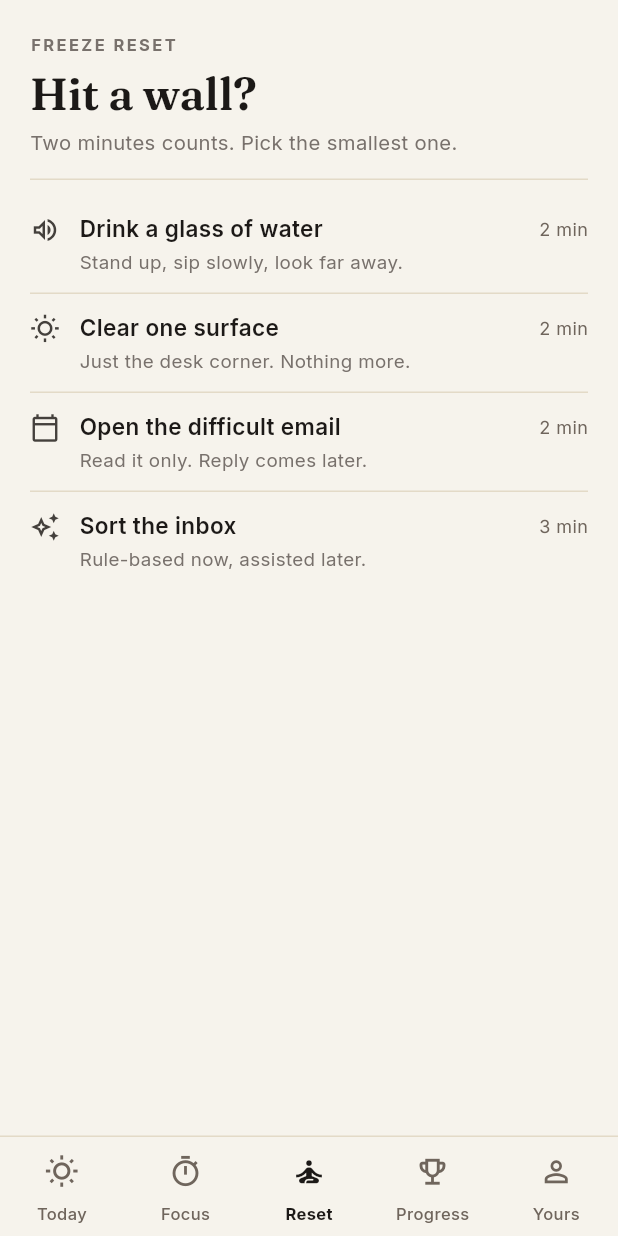
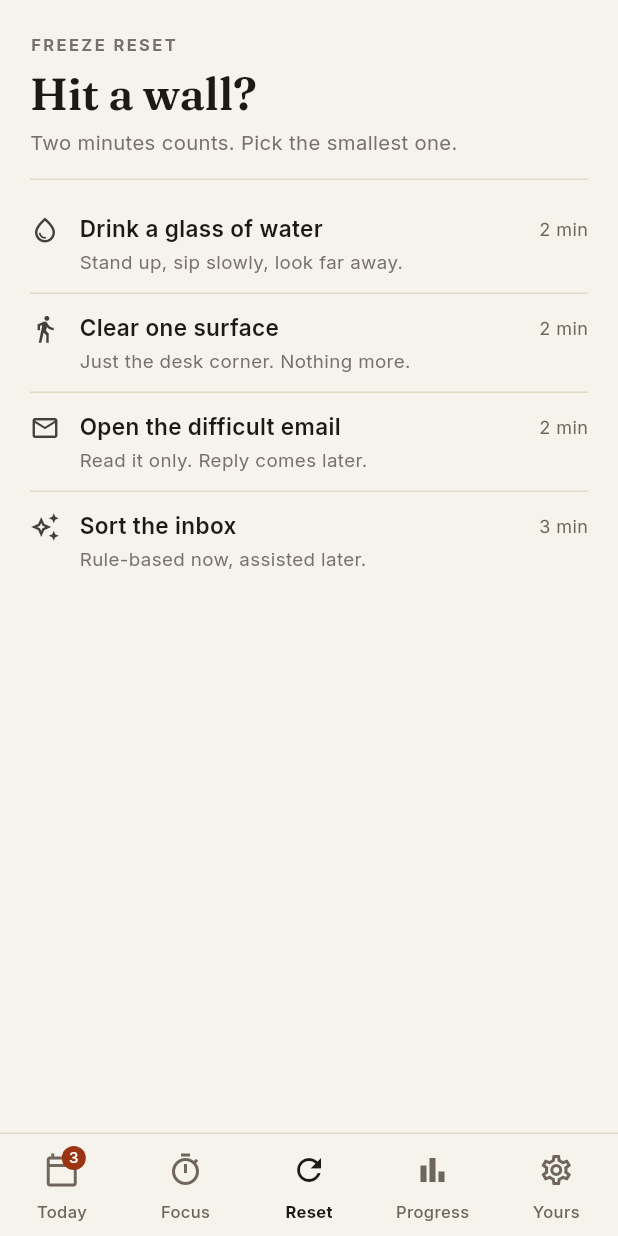
Before and after one commit to verdynordsten/puduu-app, a Flutter app: the screen it shows after launch, item 3 of the bottom bar chosen, on a phone screen of 412 x 824 dp. Run offline on Flutter 3.47's test engine with Material 3 defaults, Android fonts, the phone set to English and light mode, and no system bars; our stand-ins replace flutter_riverpod.

Commit message:
icon system v6: one family, filled-active, inbox badge, content metaphors

```diff
--- a/lib/core/theme/puduu_theme.dart
+++ b/lib/core/theme/puduu_theme.dart
@@ -66,13 +66,22 @@ class PuduuType {
   );
 }
 
-/// Lucide-mapped monochrome icons. Color comes from context, never the icon.
+/// Icon system (M3 + HIG rules): ONE family per surface, filled = active,
+/// outlined = inactive. Nav icons share round 24px geometry; content icons
+/// share 2px-stroke Lucide metaphors. Color comes from context, never icon.
 class PuduuIcons {
-  static const today = Icons.wb_sunny_outlined;
+  // Nav: outlined (inactive) / filled (active) pairs.
+  static const today = Icons.calendar_today_outlined;
+  static const todayFill = Icons.calendar_today;
   static const focus = Icons.timer_outlined;
-  static const reset = Icons.self_improvement_outlined;
-  static const grows = Icons.emoji_events_outlined;
-  static const yours = Icons.person_outline;
+  static const focusFill = Icons.timer;
+  static const reset = Icons.refresh_outlined;
+  static const resetFill = Icons.refresh;
+  static const grows = Icons.bar_chart_outlined;
+  static const growsFill = Icons.bar_chart;
+  static const yours = Icons.settings_outlined;
+  static const yoursFill = Icons.settings;
+  // Content: single 2px-stroke metaphor each, no mixing.
   static const sort = Icons.auto_awesome_outlined;
   static const check = Icons.check;
   static const play = Icons.play_arrow;
@@ -84,6 +93,9 @@ class PuduuIcons {
   static const calendar = Icons.calendar_today_outlined;
   static const plus = Icons.add;
   static const arrow = Icons.arrow_forward;
+  static const drop = Icons.water_drop_outlined;
+  static const walk = Icons.directions_walk;
+  static const mail = Icons.mail_outline;
 }
 
 ThemeData puduuTheme() {
--- a/lib/main.dart
+++ b/lib/main.dart
@@ -82,6 +82,13 @@ class _ShellState extends ConsumerState<Shell> {
     PuduuIcons.grows,
     PuduuIcons.yours,
   ];
+  static const iconsFill = [
+    PuduuIcons.todayFill,
+    PuduuIcons.focusFill,
+    PuduuIcons.resetFill,
+    PuduuIcons.growsFill,
+    PuduuIcons.yoursFill,
+  ];
 
   void _go(int i) => setState(() => tab = i);
 
@@ -142,12 +149,28 @@ class _ShellState extends ConsumerState<Shell> {
             ),
             child: NavigationBar(
               selectedIndex: tab,
-              height: 66,
+              height: 68,
               onDestinationSelected: _go,
               destinations: [
                 for (var i = 0; i < titles.length; i++)
                   NavigationDestination(
-                      icon: Icon(icons[i]), label: titles[i]),
+                    icon: Badge(
+                      isLabelVisible:
+                          i == 0 && ref.watch(inboxProvider).isNotEmpty,
+                      label: Text(
+                          '${ref.watch(inboxProvider).length}',
+                          style: const TextStyle(fontSize: 10)),
+                      backgroundColor: PuduuColors.ember,
+                      textColor: Colors.white,
+                      smallSize: 14,
+                      largeSize: 16,
+                      padding: const EdgeInsets.symmetric(horizontal: 4),
+                      child: Icon(icons[i], size: 24),
+                    ),
+                    selectedIcon:
+                        Icon(iconsFill[i], size: 24),
+                    label: titles[i],
+                  ),
               ],
             ),
           ),
@@ -157,20 +180,21 @@ class _ShellState extends ConsumerState<Shell> {
   }
 }
 
-class _SideRail extends StatelessWidget {
+class _SideRail extends ConsumerWidget {
   final int tab;
   final ValueChanged<int> onGo;
   const _SideRail({required this.tab, required this.onGo});
 
   @override
-  Widget build(BuildContext context) {
+  Widget build(BuildContext context, WidgetRef ref) {
     const items = [
-      (PuduuIcons.today, 'Today'),
-      (PuduuIcons.focus, 'Focus'),
-      (PuduuIcons.reset, 'Reset'),
-      (PuduuIcons.grows, 'Progress'),
-      (PuduuIcons.yours, 'Yours'),
+      (PuduuIcons.today, PuduuIcons.todayFill, 'Today'),
+      (PuduuIcons.focus, PuduuIcons.focusFill, 'Focus'),
+      (PuduuIcons.reset, PuduuIcons.resetFill, 'Reset'),
+      (PuduuIcons.grows, PuduuIcons.growsFill, 'Progress'),
+      (PuduuIcons.yours, PuduuIcons.yoursFill, 'Yours'),
     ];
+    final inboxCount = ref.watch(inboxProvider).length;
     return Container(
       width: 232,
       padding: const EdgeInsets.fromLTRB(20, 26, 16, 20),
@@ -196,9 +220,10 @@ class _SideRail extends StatelessWidget {
           const SizedBox(height: 30),
           for (var i = 0; i < items.length; i++)
             _RailItem(
-              icon: items[i].$1,
-              label: items[i].$2,
+              icon: tab == i ? items[i].$2 : items[i].$1,
+              label: items[i].$3,
               active: tab == i,
+              badge: i == 0 ? inboxCount : 0,
               onTap: () => onGo(i),
             ),
           const Spacer(),
@@ -245,11 +270,13 @@ class _RailItem extends StatelessWidget {
   final IconData icon;
   final String label;
   final bool active;
+  final int badge;
   final VoidCallback onTap;
   const _RailItem(
       {required this.icon,
       required this.label,
       required this.active,
+      this.badge = 0,
       required this.onTap});
   @override
   Widget build(BuildContext context) {
@@ -266,11 +293,22 @@ class _RailItem extends StatelessWidget {
                 const EdgeInsets.symmetric(horizontal: 12, vertical: 9),
             child: Row(
               children: [
-                Icon(icon,
-                    size: 20,
-                    color: active
-                        ? PuduuColors.emberDeep
-                        : PuduuColors.mute),
+                Badge(
+                  isLabelVisible: badge > 0,
+                  label: Text('$badge',
+                      style: const TextStyle(fontSize: 10)),
+                  backgroundColor: PuduuColors.ember,
+                  textColor: Colors.white,
+                  smallSize: 14,
+                  largeSize: 16,
+                  padding:
+                      const EdgeInsets.symmetric(horizontal: 4),
+                  child: Icon(icon,
+                      size: 22,
+                      color: active
+                          ? PuduuColors.emberDeep
+                          : PuduuColors.mute),
+                ),
                 const SizedBox(width: 11),
                 Text(label,
                     style: TextStyle(
@@ -680,12 +718,6 @@ class RuleRow extends StatelessWidget {
                         fontFamily: 'Inter',
                         fontSize: 12,
                         color: PuduuColors.faint)),
-              )
-            else
-              const Padding(
-                padding: EdgeInsets.only(top: 2),
-                child: Icon(PuduuIcons.chevron,
-                    size: 18, color: PuduuColors.faint),
               ),
           ],
         ),
@@ -911,19 +943,19 @@ class RescuePage extends StatelessWidget {
             standfirst: 'Two minutes counts. Pick the smallest one.'),
         SizedBox(height: 10),
         RuleRow(
-            icon: PuduuIcons.sound,
+            icon: PuduuIcons.drop,
             title: 'Drink a glass of water',
             detail: 'Stand up, sip slowly, look far away.',
             trailing: '2 min'),
         Divider(height: 1),
         RuleRow(
-            icon: PuduuIcons.today,
+            icon: PuduuIcons.walk,
             title: 'Clear one surface',
             detail: 'Just the desk corner. Nothing more.',
             trailing: '2 min'),
         Divider(height: 1),
         RuleRow(
-            icon: PuduuIcons.calendar,
+            icon: PuduuIcons.mail,
             title: 'Open the difficult email',
             detail: 'Read it only. Reply comes later.',
             trailing: '2 min'),
```
